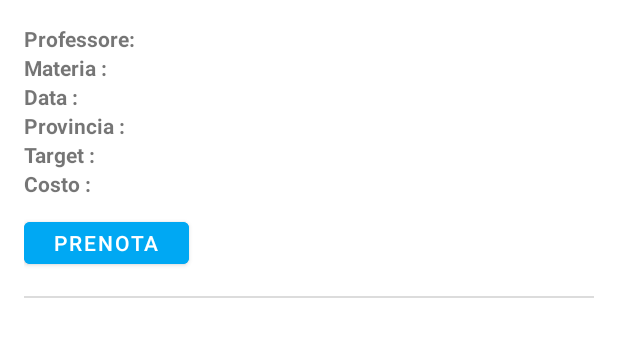
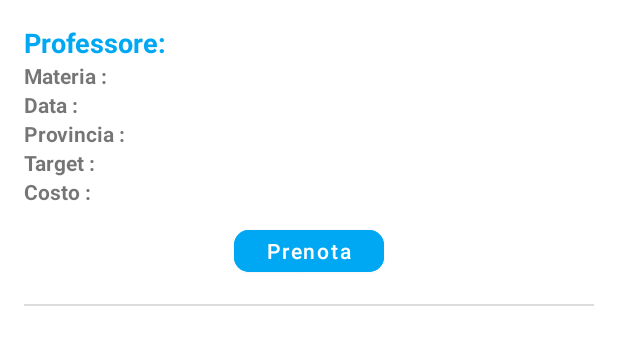
Before and after one commit to MarcoSpina01/BeClever, an Android app: the layout item_lessons.xml on its own in the app's theme, with its tools: preview values and no code run, on a phone screen of 412 x 824 dp. Shown: the top 345 px of the screen. Run offline under Robolectric (Android 15) with nearby library versions, the phone set to English and light mode, and no system bars; Roboto replaces fonts that are not available here.

Commit message:
update item_lessons.xml

```diff
--- a/app/src/main/res/layout/item_lessons.xml
+++ b/app/src/main/res/layout/item_lessons.xml
@@ -1,12 +1,16 @@
 <?xml version="1.0" encoding="utf-8"?>
-<LinearLayout xmlns:android="http://schemas.android.com/apk/res/android"
+<layout xmlns:android="http://schemas.android.com/apk/res/android"
+    xmlns:app="http://schemas.android.com/apk/res-auto"
+    xmlns:tools="http://schemas.android.com/tools">
+
+<LinearLayout
     android:layout_width="match_parent"
     android:layout_height="wrap_content"
-    xmlns:app="http://schemas.android.com/apk/res-auto"
     android:orientation="vertical"
     android:paddingTop="16dp"
     android:paddingStart="16dp"
-    android:paddingEnd="16dp">
+    android:paddingEnd="16dp"
+    android:gravity="center">
 
     <LinearLayout
         android:layout_width="match_parent"
@@ -17,15 +21,16 @@
             android:layout_width="wrap_content"
             android:layout_height="wrap_content"
             android:text= "Professore:"
-            android:textSize="14sp"
-            android:textStyle="bold" />
+            android:textSize="18sp"
+            android:textStyle="bold"
+            android:textColor="@color/primaryblue"/>
 
         <TextView
             android:id="@+id/textViewLessonUsername"
             android:layout_width="wrap_content"
             android:layout_height="wrap_content"
             android:text= ""
-            android:textSize="14sp" />
+            android:textSize="18sp" />
     </LinearLayout>
 
     <LinearLayout
@@ -121,12 +126,16 @@
 
     <Button
         android:id="@+id/prenota"
-        android:layout_width="110dp"
+        android:layout_width="100dp"
         android:layout_height="40dp"
         android:layout_marginTop="10dp"
         android:layout_marginBottom="5dp"
         android:backgroundTint="@color/primaryblue"
-        android:text="prenota"
+        android:text="Prenota"
+        android:textAllCaps="false"
+        android:textColorHint="@color/primaryblue"
+        app:cornerRadius="10dp"
+        app:iconTint="@color/primaryblue"
         app:layout_constraintBottom_toBottomOf="parent"
         app:layout_constraintEnd_toEndOf="parent"
         app:layout_constraintStart_toStartOf="parent"
@@ -138,5 +147,5 @@
         android:layout_marginTop="10dp"
         android:background="#DCDCDC" />
 
-
-</LinearLayout>
+    </LinearLayout>
+</layout>
```
